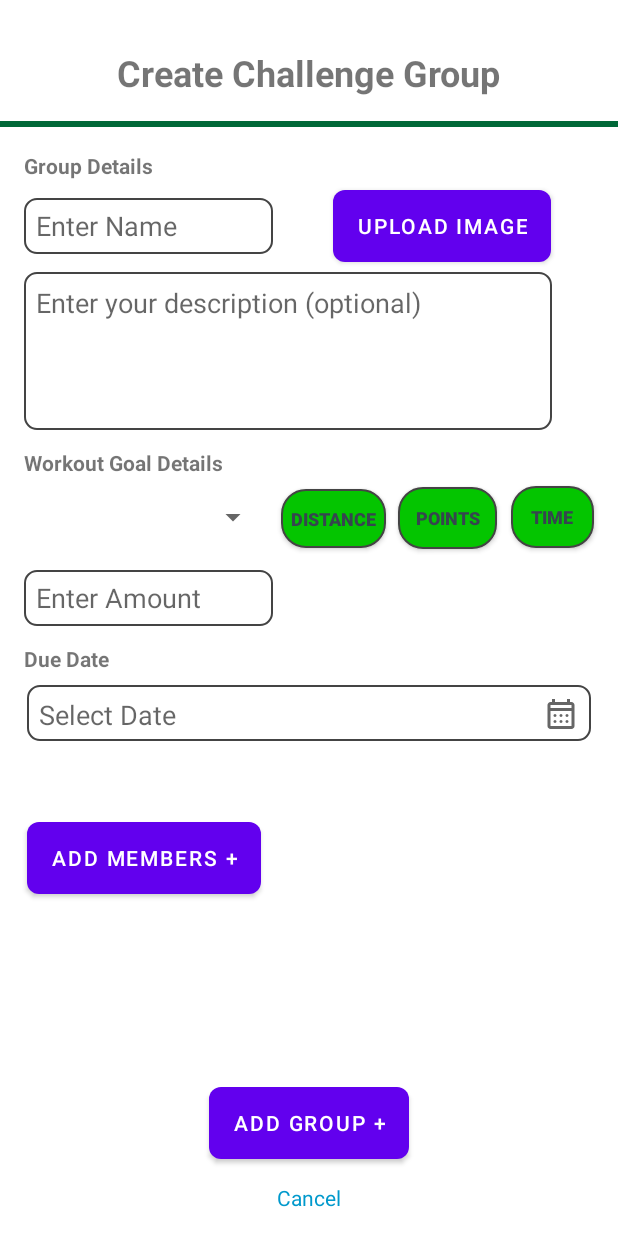
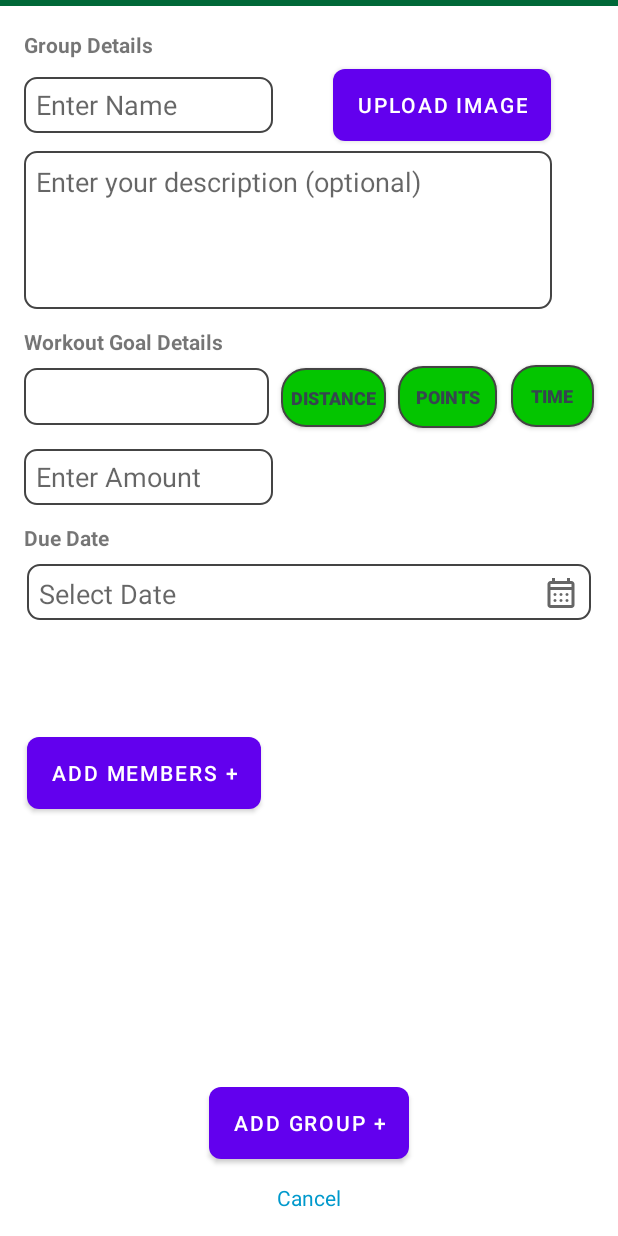
Before and after one commit to CS5520FeinbergSpring2024/team-project-group1, an Android app: the layout create_group.xml on its own in the app's theme, with its tools: preview values and no code run, on a phone screen of 412 x 824 dp. Run offline under Robolectric (Android 15) with nearby library versions, the phone set to English and light mode, and no system bars.

```diff
--- a/app/src/main/res/layout/create_group.xml
+++ b/app/src/main/res/layout/create_group.xml
@@ -25,27 +25,14 @@
         app:layout_constraintStart_toStartOf="parent"
         app:layout_constraintTop_toBottomOf="@+id/textViewActivity" />
 
-    <TextView
-        android:id="@+id/createGroupPageTitle"
-        android:layout_width="wrap_content"
-        android:layout_height="wrap_content"
-        android:layout_marginTop="32dp"
-        android:text="@string/create_challenge_group"
-        android:textSize="24sp"
-        android:textStyle="bold"
-        app:layout_constraintEnd_toEndOf="parent"
-        app:layout_constraintStart_toStartOf="parent"
-        app:layout_constraintTop_toTopOf="parent" />
-
     <View
         android:id="@+id/greenStripe"
         android:layout_width="0dp"
         android:layout_height="4dp"
-        android:layout_marginTop="16dp"
         android:background="#006838"
         app:layout_constraintEnd_toEndOf="parent"
         app:layout_constraintStart_toStartOf="parent"
-        app:layout_constraintTop_toBottomOf="@id/createGroupPageTitle" />
+        app:layout_constraintTop_toTopOf="parent" />
 
     <TextView
         android:id="@+id/textViewActivity"
@@ -76,6 +63,7 @@
         android:layout_marginStart="16dp"
         android:layout_marginTop="8dp"
         android:layout_marginEnd="16dp"
+        android:background="@drawable/charcoal_outline"
         app:layout_constraintEnd_toEndOf="parent"
         app:layout_constraintHorizontal_bias="0.0"
         app:layout_constraintStart_toStartOf="parent"
```
Also changed, not shown: app/src/main/java/edu/northeastern/new_final/ui/challengeGroup/ChallengeGroupLeaderboard.java (added, +15 -0 lines), app/src/main/java/edu/northeastern/new_final/ui/challengeGroup/ChallengeGroupMain.java (added, +15 -0 lines), app/src/main/java/edu/northeastern/new_final/ui/challengeGroup/CreateChallengeGroup.java (added, +15 -0 lines).
